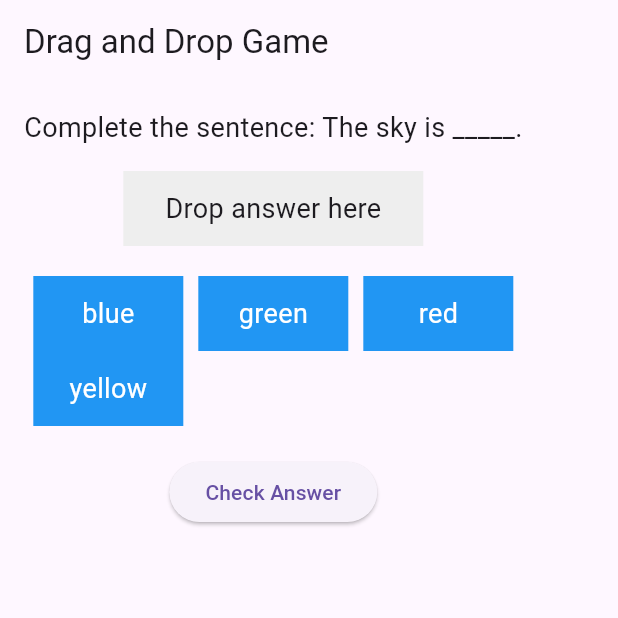
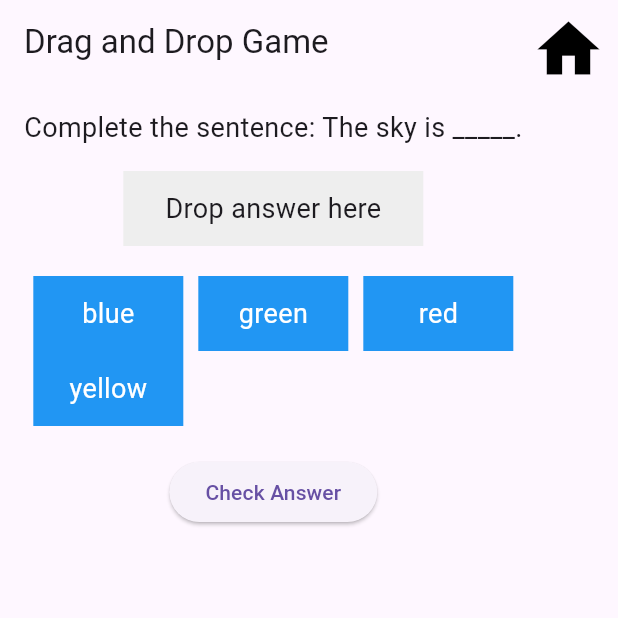
Before and after one commit to Ayan-create1/Mobile-App-Dev-FBLA, a Flutter app: the screen it shows after launch, after a tap on "Go to Drag and Drop", on a phone screen of 412 x 824 dp, the top half of it. Run offline on Flutter 3.47's test engine with Material 3 defaults, Android fonts, the phone set to English and light mode, and no system bars.

Commit message:
Added navigation on both pages

```diff
--- a/grammar_game/lib/pages/drag_and_drop/matching.dart
+++ b/grammar_game/lib/pages/drag_and_drop/matching.dart
@@ -1,7 +1,6 @@
 import 'package:flutter/material.dart';
 import 'dart:math';
-
-
+import 'package:grammar_game/pages/home_page/home_page.dart';
 
 class DragAndDropGame extends StatelessWidget {
   @override
@@ -9,6 +8,22 @@ class DragAndDropGame extends StatelessWidget {
     return MaterialApp(
       home: Scaffold(
         appBar: AppBar(
+          actions: [
+            IconButton(
+                icon: Icon(Icons.home),
+                color: Colors.black,
+                splashRadius: 50.0,
+                splashColor: Colors.blue,
+                iconSize: 50.0,
+                onPressed: () {
+                  Navigator.push(
+                    context,
+                    MaterialPageRoute(
+                      builder: (context) => HomePage(),
+                    ),
+                  );
+                })
+          ],
           title: Text('Drag and Drop Game'),
         ),
         body: DragAndDropGameScreen(),
@@ -85,7 +100,8 @@ class _DragAndDropGameScreenState extends State<DragAndDropGameScreen> {
         SizedBox(height: 20),
         Wrap(
           spacing: 10,
-          children: questions[currentQuestionIndex]['answers'].map<Widget>((answer) {
+          children:
+              questions[currentQuestionIndex]['answers'].map<Widget>((answer) {
             return Draggable<String>(
               data: answer,
               child: AnswerBox(answer: answer),
@@ -106,7 +122,8 @@ class _DragAndDropGameScreenState extends State<DragAndDropGameScreen> {
   }
 
   void _checkAnswer() {
-    bool isCorrect = userAnswer == questions[currentQuestionIndex]['correctAnswer'];
+    bool isCorrect =
+        userAnswer == questions[currentQuestionIndex]['correctAnswer'];
     if (!isCorrect) {
       incorrectQuestions.add(questions[currentQuestionIndex]);
     }
```
